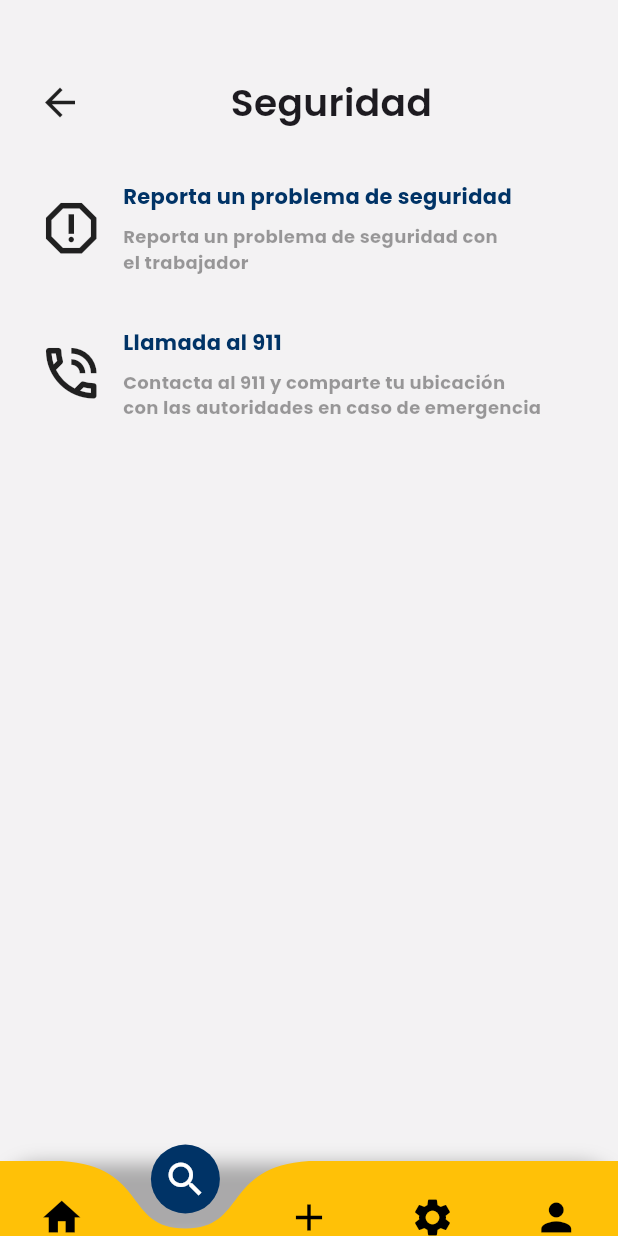
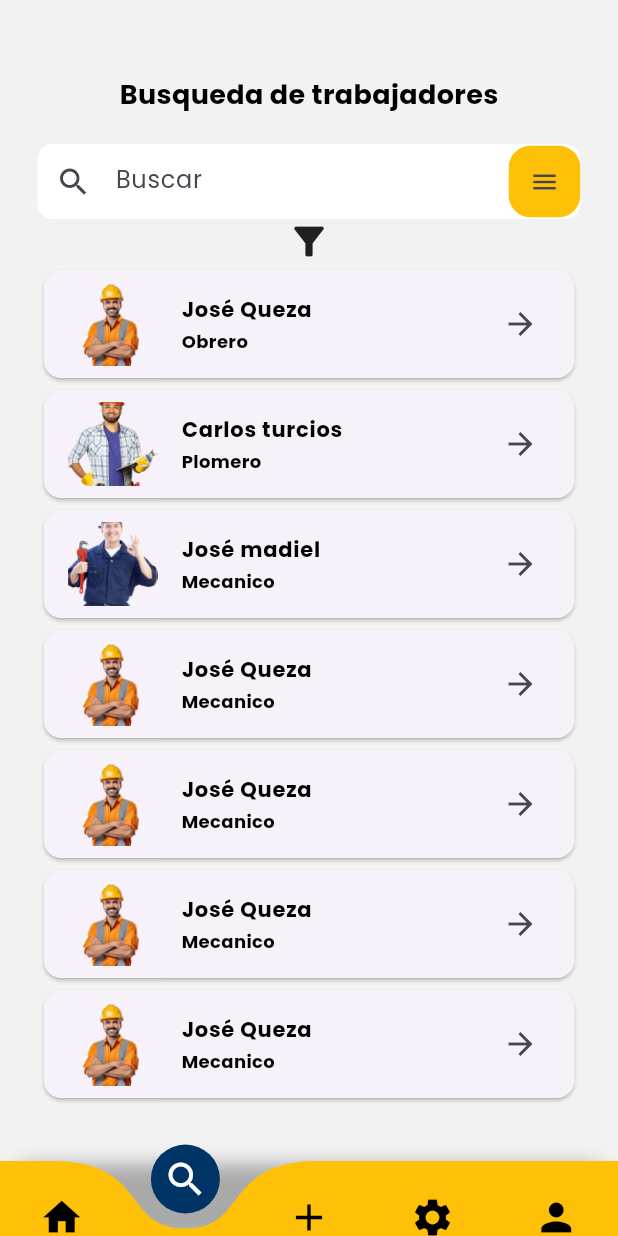
Before and after one commit to DerasChris/JobGenius, a Flutter app: the Navigation screen opened directly, item 2 of the bottom bar chosen, on a phone screen of 412 x 824 dp. Run offline on Flutter 3.47's test engine with Material 3 defaults, Android fonts, the phone set to English and light mode, and no system bars; drawn by our look-alikes of curved_navigation_bar; our stand-ins replace avatar_glow, flutter_svg, google_fonts; missing offline and left inert: filter_list, simple_animation_transition.

Commit message:
Agregando Busqueda de trabajadores, y filtros

```diff
--- /dev/null
+++ b/lib/Busqueda.dart
@@ -0,0 +1,229 @@
+import 'package:filter_list/filter_list.dart';
+import 'package:flutter/material.dart';
+import 'package:google_fonts/google_fonts.dart';
+import 'package:jobjenius/theme/app_color.dart';
+import 'package:jobjenius/utils/utils.dart';
+import 'package:jobjenius/widgets/SearchBarWidget.dart';
+
+class BusquedaTabajadores extends StatefulWidget {
+  const BusquedaTabajadores({super.key});
+
+  @override
+  State<BusquedaTabajadores> createState() => _BusquedaTabajadoresState();
+}
+
+
+
+class _BusquedaTabajadoresState extends State<BusquedaTabajadores> {
+
+  void openFilterDialog() async {
+    await FilterListDialog.display<Categorias>(
+
+      context,
+      listData: categorias,
+      selectedListData: categorias,
+      choiceChipLabel: (categorias) => categorias!.name,
+      validateSelectedItem: (list, val) => list!.contains(val),
+      onItemSearch: (categorias, query) {
+        return categorias.name!.toLowerCase().contains(query.toLowerCase());
+      },
+      onApplyButtonClick: (list) {
+        setState(() {
+          categorias = List.from(list!);
+        });
+        Navigator.pop(context);
+      },
+    );
+  }
+  @override
+  Widget build(BuildContext context) {
+    return Scaffold(
+      backgroundColor: appColor.fondo,
+      body: Padding(
+        padding: const EdgeInsets.only(top: 50, left: 25, right: 25),
+        child: Column(
+          mainAxisAlignment: MainAxisAlignment.start,
+          crossAxisAlignment: CrossAxisAlignment.start,
+          children: <Widget>[
+            Center(
+              child: Text(
+                'Busqueda de trabajadores',
+                style: Utils.poppins(18, FontWeight.w700, Colors.black),
+              ),
+            ),
+            SizedBox(height: 20,),
+            const Center(
+              child: SearchBarWidget(),
+            ),
+            Center(child: Container(
+              child: GestureDetector(
+                onTap: () {
+                  openFilterDialog();
+                },
+                child: Icon(Icons.filter_alt,size: 30,)),
+              )
+              ),
+            Expanded(
+              child: ListView.builder(
+                itemCount: _busqueda.length,
+                itemBuilder: (BuildContext context, int index) {
+                  return Card(
+                    child: ListTile(
+                      leading: Image.asset('assets/${_busqueda[index].imagen}',width: 60,height: 60, fit: BoxFit.cover,),
+                      title: Text(_busqueda[index].text,style: Utils.poppins(14, FontWeight.w700, Colors.black),),
+                      subtitle: Text(_busqueda[index].profesion,style: Utils.poppins(12, FontWeight.w700, Colors.black),),
+                      trailing: const Icon(Icons.arrow_forward),
+                    ),
+                  );
+                },
+              ),
+            )
+          ],
+        ),
+      ),
+    );
+  }
+}
+
+
+class Busquedas {
+  final int id;
+  final Color color;
+  final List<BoxShadow> boxShadow;
+  final String text;
+  final String profesion;
+  final String imagen;
+
+  Busquedas({required this.id, required this.color, required this.boxShadow, required this.text, required this.profesion, required this.imagen});
+}
+
+List<Busquedas> _busqueda = [
+Busquedas(
+    id: 1,
+    color: Color.fromARGB(255, 0, 51, 102),
+     boxShadow: [
+      const BoxShadow(
+        color: Colors.black54,
+        blurRadius: 5.0,
+        spreadRadius: 9.00,
+        offset: Offset(3.0,5.8)
+      )
+    ],
+    text: 'José Queza',
+    profesion: 'Obrero',
+    imagen: 'image 15.png'
+  ),
+ Busquedas(
+    id: 2,
+    color: Color.fromARGB(255, 0, 51, 102),
+     boxShadow: [
+      const BoxShadow(
+        color: Colors.black54,
+        blurRadius: 5.0,
+        spreadRadius: 9.00,
+        offset: Offset(3.0,5.8)
+      )
+    ],
+    text: 'Carlos turcios',
+    profesion: 'Plomero',
+    imagen: 'image 16.png'
+  ),
+  Busquedas(
+    id: 3,
+    color: Color.fromARGB(255, 0, 51, 102),
+     boxShadow: [
+      const BoxShadow(
+        color: Colors.black54,
+        blurRadius: 5.0,
+        spreadRadius: 9.00,
+        offset: Offset(3.0,5.8)
+      )
+    ],
+    text: 'José madiel',
+    profesion: 'Mecanico',
+    imagen: 'image 17.png'
+  ),
+  Busquedas(
+    id: 4,
+    color: Color.fromARGB(255, 0, 51, 102),
+     boxShadow: [
+      const BoxShadow(
+        color: Colors.black54,
+        blurRadius: 5.0,
+        spreadRadius: 9.00,
+        offset: Offset(3.0,5.8)
+      )
+    ],
+    text: 'José Queza',
+    profesion: 'Mecanico',
+    imagen: 'image 15.png'
+  ),
+   Busquedas(
+    id: 5,
+    color: Color.fromARGB(255, 0, 51, 102),
+     boxShadow: [
+      const BoxShadow(
+        color: Colors.black54,
+        blurRadius: 5.0,
+        spreadRadius: 9.00,
+        offset: Offset(3.0,5.8)
+      )
+    ],
+    text: 'José Queza',
+    profesion: 'Mecanico',
+    imagen: 'image 15.png'
+  ),
+   Busquedas(
+    id: 6,
+    color: Color.fromARGB(255, 0, 51, 102),
+     boxShadow: [
+      const BoxShadow(
+        color: Colors.black54,
+        blurRadius: 5.0,
+        spreadRadius: 9.00,
+        offset: Offset(3.0,5.8)
+      )
+    ],
+    text: 'José Queza',
+    profesion: 'Mecanico',
+    imagen: 'image 15.png'
+  )
+  ,
+   Busquedas(
+    id: 7,
+    color: Color.fromARGB(255, 0, 51, 102),
+     boxShadow: [
+      const BoxShadow(
+        color: Colors.black54,
+        blurRadius: 5.0,
+        spreadRadius: 9.00,
+        offset: Offset(3.0,5.8)
+      )
+    ],
+    text: 'José Queza',
+    profesion: 'Mecanico',
+    imagen: 'image 15.png'
+  )
+];
+
+class Categorias {
+  final String? name;
+  final String? avatar;
+  Categorias({this.name, this.avatar});
+}
+
+List<Categorias> categorias = [
+  Categorias(name: "Fontanero", avatar: ""),
+  Categorias(name: "Electricista", avatar: ""),
+  Categorias(name: "Maestro de obra", avatar: ""),
+  Categorias(name: "Carpintero", avatar: ""),
+  Categorias(name: "Pintor", avatar: ""),
+  Categorias(name: "Soldador", avatar: ""),
+  Categorias(name: "Albañil", avatar: ""),
+  Categorias(name: "Jardinero", avatar: ""),
+  Categorias(name: "Cerrajero", avatar: ""),
+  Categorias(name: "Herrero", avatar: ""),
+  Categorias(name: "Mecánico", avatar: ""),
+  Categorias(name: "Vidriero", avatar: ""),
+  Categorias(name: "Tapicero", avatar: ""),
+];
--- a/lib/navegacion.dart
+++ b/lib/navegacion.dart
@@ -1,5 +1,6 @@
 import 'package:curved_navigation_bar/curved_navigation_bar.dart';
 import 'package:flutter/material.dart';
+import 'package:jobjenius/Busqueda.dart';
 import 'package:jobjenius/Trabajadores.dart';
 import 'package:jobjenius/seguridad.dart';
 import 'theme/app_color.dart';
@@ -18,10 +19,10 @@ class _NavigationState extends State<Navigation> {
 
   final Screens = [
     ModuloInicio(),
-     Seguridad(),
-      ModuloInicio(),
-       ModuloInicio(),
-        ModuloInicio(),
+    BusquedaTabajadores(),
+    ModuloInicio(),
+    Seguridad(),
+    ModuloInicio(),
 
   ];
 
--- a/pubspec.yaml
+++ b/pubspec.yaml
@@ -9,6 +9,7 @@ environment:
 dependencies:
   avatar_glow: ^3.0.1
   curved_navigation_bar: ^1.0.6
+  filter_list: ^1.0.3
   flutter:
     sdk: flutter
   flutter_custom_carousel: ^0.1.0+1
```
Also changed, not shown: pubspec.lock.
